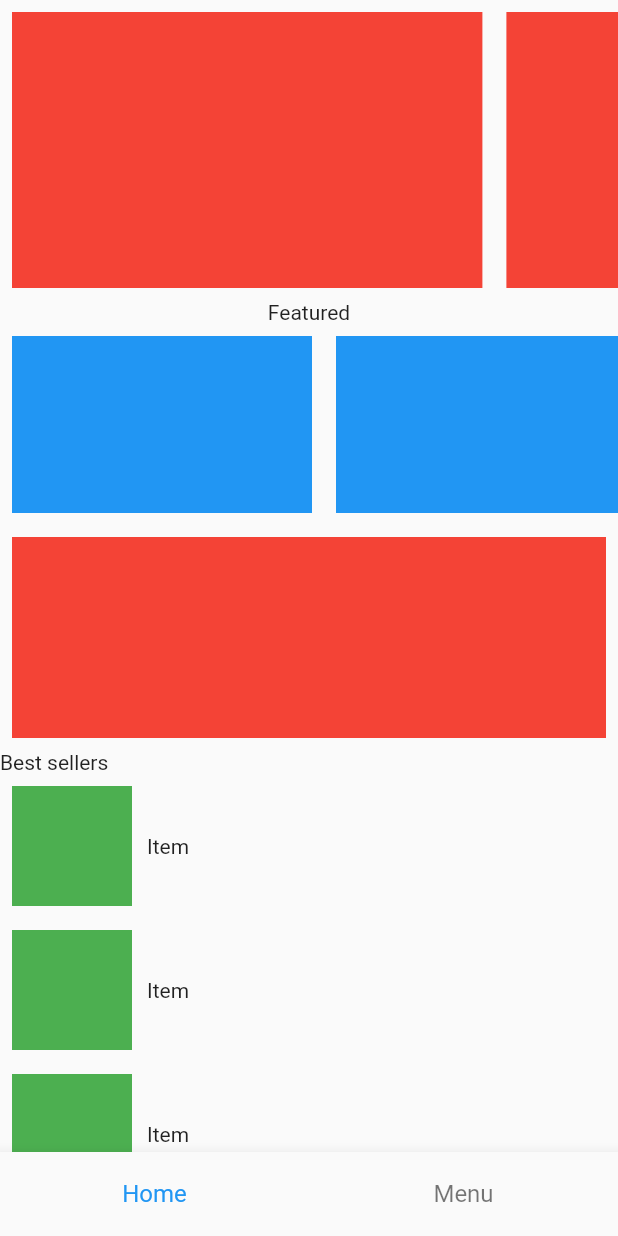
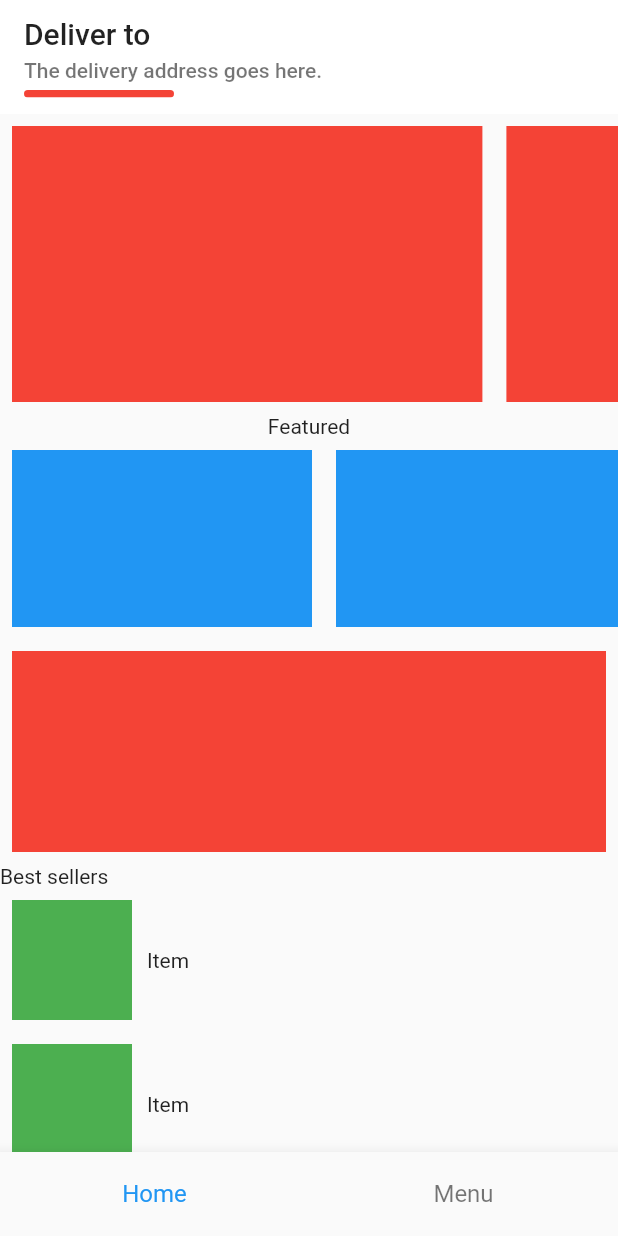
Before and after one commit to albinpk/intertoons_test, a Flutter app: the screen it shows after launch, on a phone screen of 412 x 824 dp. Run offline on Flutter 3.47's test engine with Material 2 defaults, Android fonts, the phone set to English and light mode, and no system bars.

Commit message:
feat: create appBar with delivery address

```diff
--- a/lib/features/home/presentation/views/home_view.dart
+++ b/lib/features/home/presentation/views/home_view.dart
@@ -12,6 +12,39 @@ class HomeView extends StatelessWidget {
     return SafeArea(
       child: CustomScrollView(
         slivers: [
+          // Delivery address
+          SliverAppBar(
+            toolbarHeight: kToolbarHeight + 20,
+            floating: true,
+            snap: true,
+            backgroundColor: Colors.white,
+            title: Column(
+              crossAxisAlignment: CrossAxisAlignment.start,
+              children: [
+                const Text(
+                  'Deliver to',
+                  style: TextStyle(color: Colors.black87),
+                ),
+                const SizedBox(height: 5),
+                Text(
+                  'The delivery address goes here.',
+                  style: Theme.of(context).textTheme.bodyLarge?.copyWith(
+                        color: Colors.black54,
+                      ),
+                ),
+                const SizedBox(height: 5),
+                SizedBox(
+                  width: 100,
+                  height: 5,
+                  child: ClipRRect(
+                    borderRadius: BorderRadius.circular(10),
+                    child: const ColoredBox(color: Colors.red),
+                  ),
+                ),
+              ],
+            ),
+          ),
+
           // Slider banners page view
           SliverToBoxAdapter(
             child: SizedBox(
```
